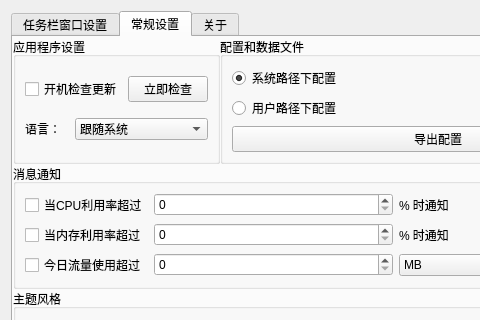
Above: dde-dock-plugin/WinDdeDockSetting.ui from XMuli/NetSpeed before the change; both pictures show x 0 to 480 and y 0 to 320 of the 669 by 739 pixel window. Below: the same form after it.
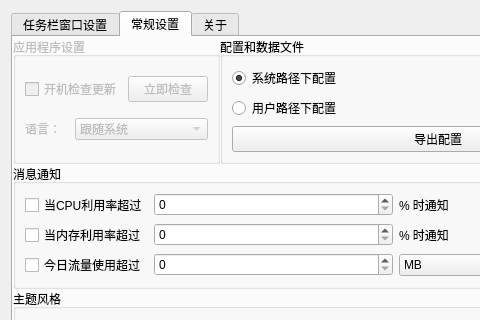
That is the form after the change. The open tabs and pages were chosen to show the change. Icons and pictures are not drawn.

Commit message: feat: Disable features that have not been developed yet

```diff
--- a/dde-dock-plugin/WinDdeDockSetting.ui
+++ b/dde-dock-plugin/WinDdeDockSetting.ui
@@ -643,7 +643,7 @@
          <item>
           <widget class="QGroupBox" name="groupBox_12">
            <property name="enabled">
-            <bool>true</bool>
+            <bool>false</bool>
            </property>
            <property name="title">
             <string>应用程序设置</string>
@@ -695,7 +695,7 @@
               <item>
                <widget class="QComboBox" name="comboBoxLanguage">
                 <property name="enabled">
-                 <bool>true</bool>
+                 <bool>false</bool>
                 </property>
                 <property name="editable">
                  <bool>false</bool>
```
Left out of the diff: 2 changed lines with no effect on the pictures. The commit also changes 1 other file.
